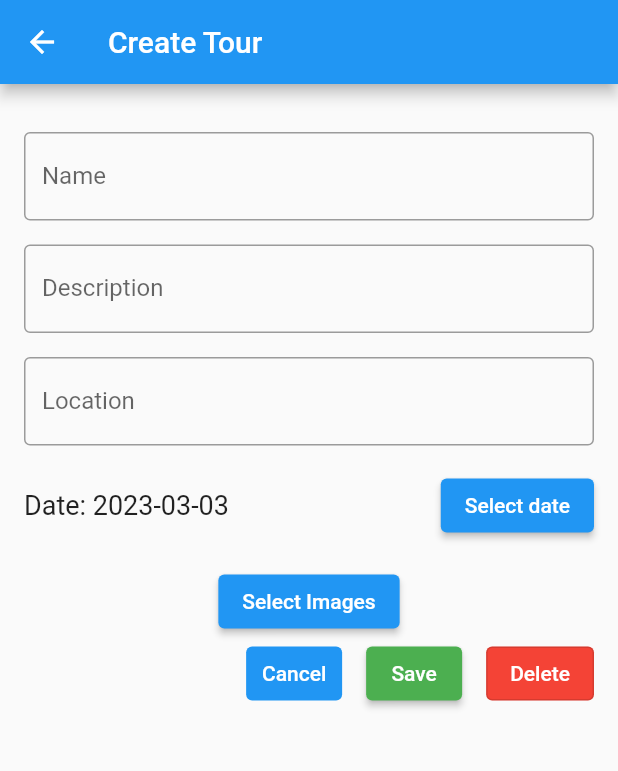
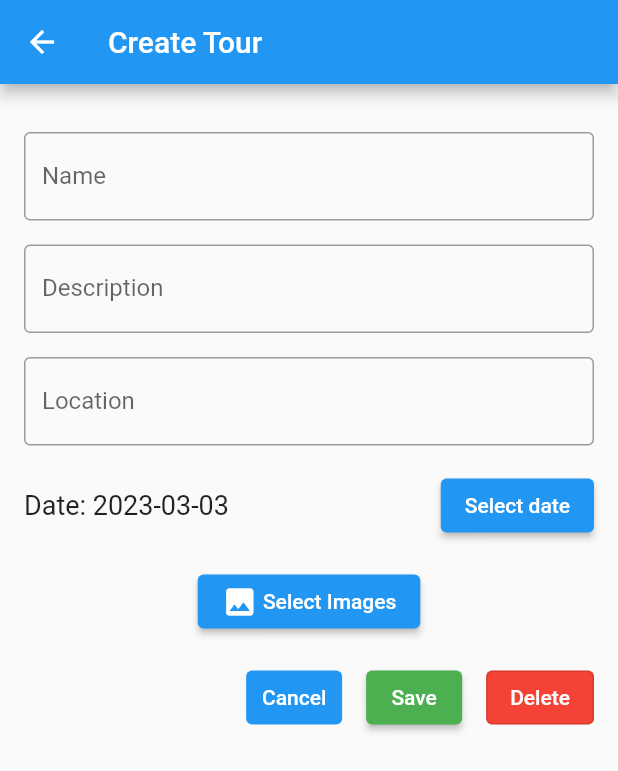
Before and after one commit to umgc/spring2023, a Flutter app: the TourCreateView screen opened by its route, on a phone screen of 412 x 824 dp. Shown: the top 771 px of the screen. Run offline on Flutter 3.47's test engine with Material 2 defaults, Android fonts, the phone set to English and light mode, and no system bars; our stand-ins replace image_picker; missing offline and left inert: webviewx; network calls fail.

Commit message:
better looking

```diff
--- a/virotour/lib/src/tour/tour_create_view.dart
+++ b/virotour/lib/src/tour/tour_create_view.dart
@@ -119,9 +119,16 @@ class _TourCreateViewState extends State<TourCreateView> {
                   onPressed: () async {
                     images = await _picker.pickMultiImage();
                   },
-                  child: const Text('Select Images'),
+                  child: Row(
+                    mainAxisSize: MainAxisSize.min,
+                    children: const <Widget>[
+                      Icon(Icons.image),
+                      Text(' Select Images'),
+                    ],
+                  ),
                 ),
               ),
+              const SizedBox(height: 16.0),
               Row(
                 mainAxisAlignment: MainAxisAlignment.end,
                 children: [
```
